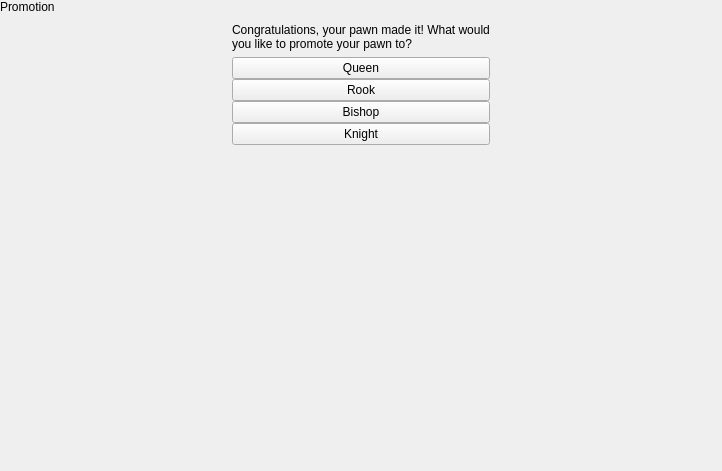
First picture: the form in screens/promotescreen.ui, repository vicr123/entertaining-chess, before the edit.
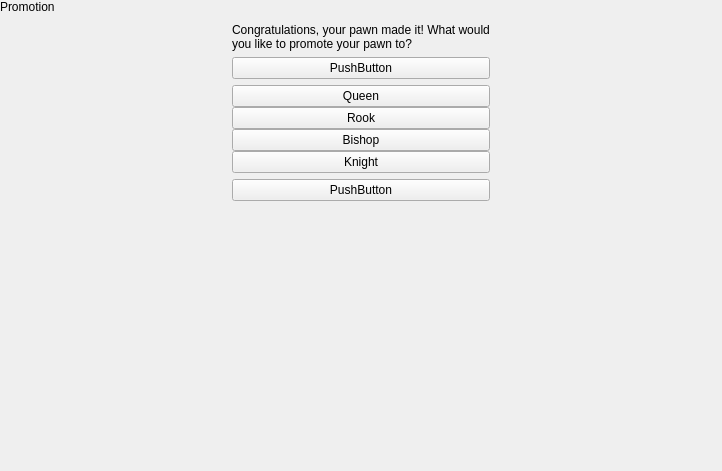
Second picture: the form after the edit. Custom widgets are drawn as their Qt base class.

Patch:
```diff
--- a/screens/promotescreen.ui
+++ b/screens/promotescreen.ui
@@ -49,6 +49,13 @@
         </property>
        </widget>
       </item>
+      <item>
+       <widget class="FocusBarrier" name="focusBarrierTop">
+        <property name="text">
+         <string notr="true">PushButton</string>
+        </property>
+       </widget>
+      </item>
       <item>
        <layout class="QVBoxLayout" name="verticalLayout_3">
         <property name="spacing">
@@ -84,6 +91,13 @@
         </item>
        </layout>
       </item>
+      <item>
+       <widget class="FocusBarrier" name="focusBarrierBottom">
+        <property name="text">
+         <string notr="true">PushButton</string>
+        </property>
+       </widget>
+      </item>
       <item>
        <spacer name="verticalSpacer">
         <property name="orientation">
@@ -103,6 +117,17 @@
   </layout>
  </widget>
  <customwidgets>
+  <customwidget>
+   <class>FocusBarrier</class>
+   <extends>QPushButton</extends>
+   <header location="global">focusbarrier.h</header>
+  </customwidget>
+  <customwidget>
+   <class>GamepadHud</class>
+   <extends>QWidget</extends>
+   <header location="global">gamepadhud.h</header>
+   <container>1</container>
+  </customwidget>
   <customwidget>
    <class>tTitleLabel</class>
    <extends>QLabel</extends>
```
Left out of the diff: 11 changed lines with no effect on the pictures.
